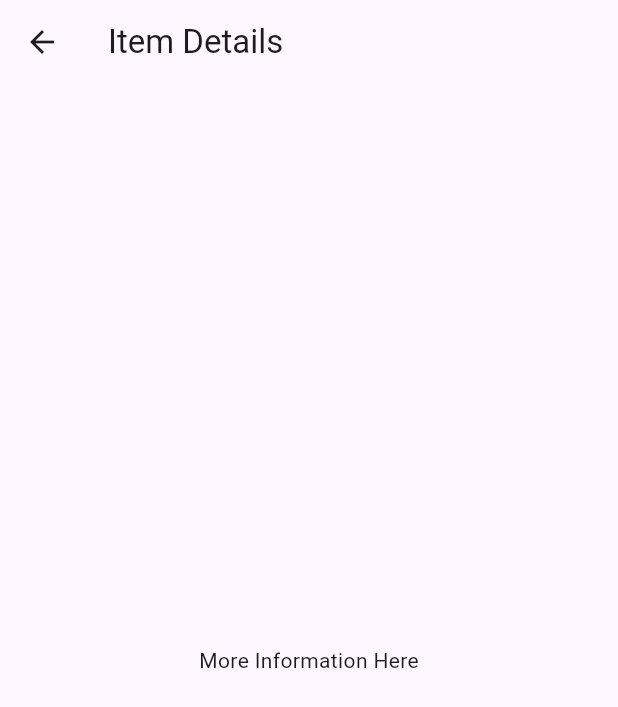
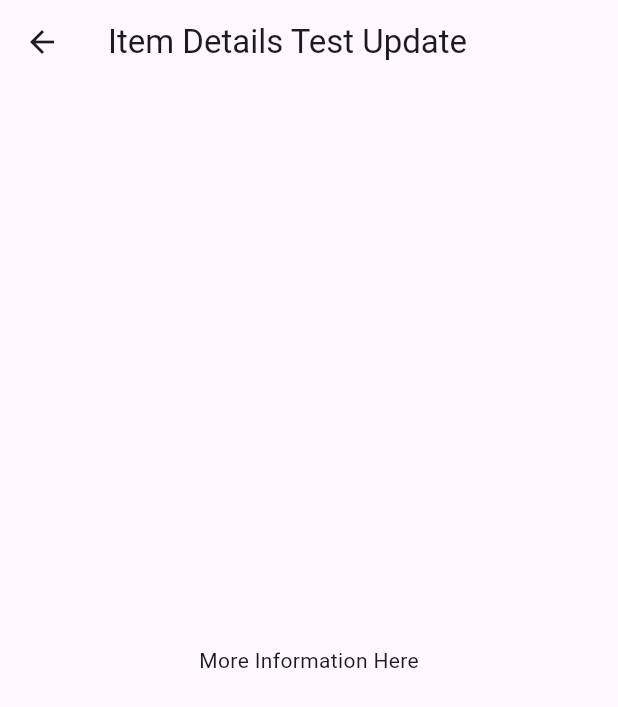
Before and after one commit to ken-ty/flutter_xcode_cloud_sample, a Flutter app: the SampleItemDetailsView screen opened by its route, on a phone screen of 412 x 824 dp. Shown: the top 707 px of the screen. Run offline on Flutter 3.47's test engine with Material 3 defaults, Android fonts, the phone set to English and light mode, and no system bars; generated files the repository leaves out were written again.

Commit message:
chore: 適当な修正

```diff
--- a/lib/src/sample_feature/sample_item_details_view.dart
+++ b/lib/src/sample_feature/sample_item_details_view.dart
@@ -10,7 +10,7 @@ class SampleItemDetailsView extends StatelessWidget {
   Widget build(BuildContext context) {
     return Scaffold(
       appBar: AppBar(
-        title: const Text('Item Details'),
+        title: const Text('Item Details Test Update'),
       ),
       body: const Center(
         child: Text('More Information Here'),
```
